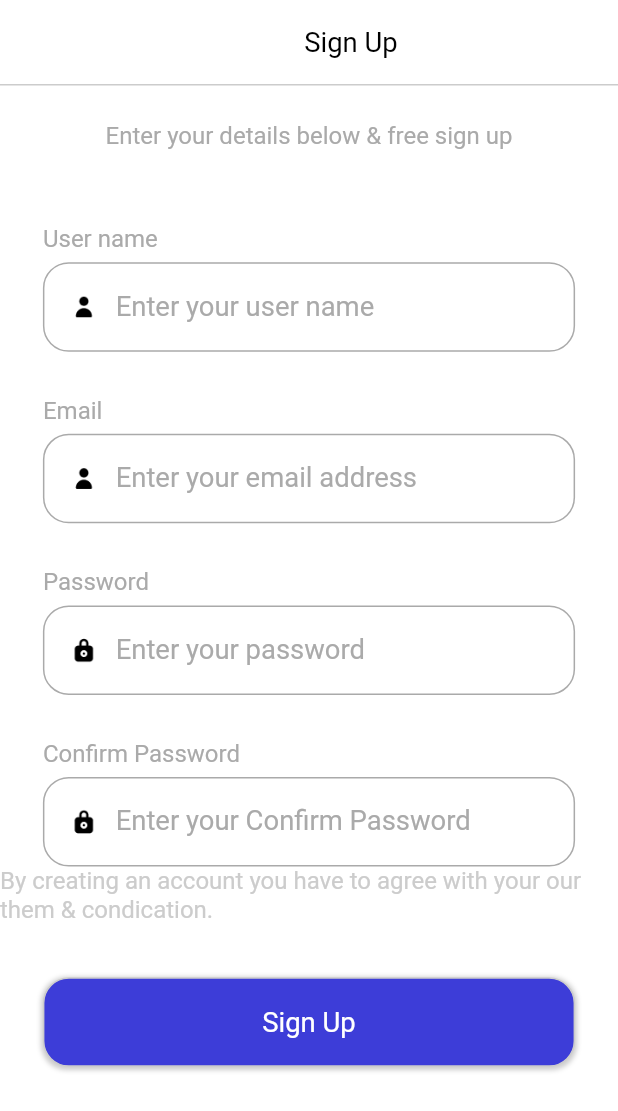
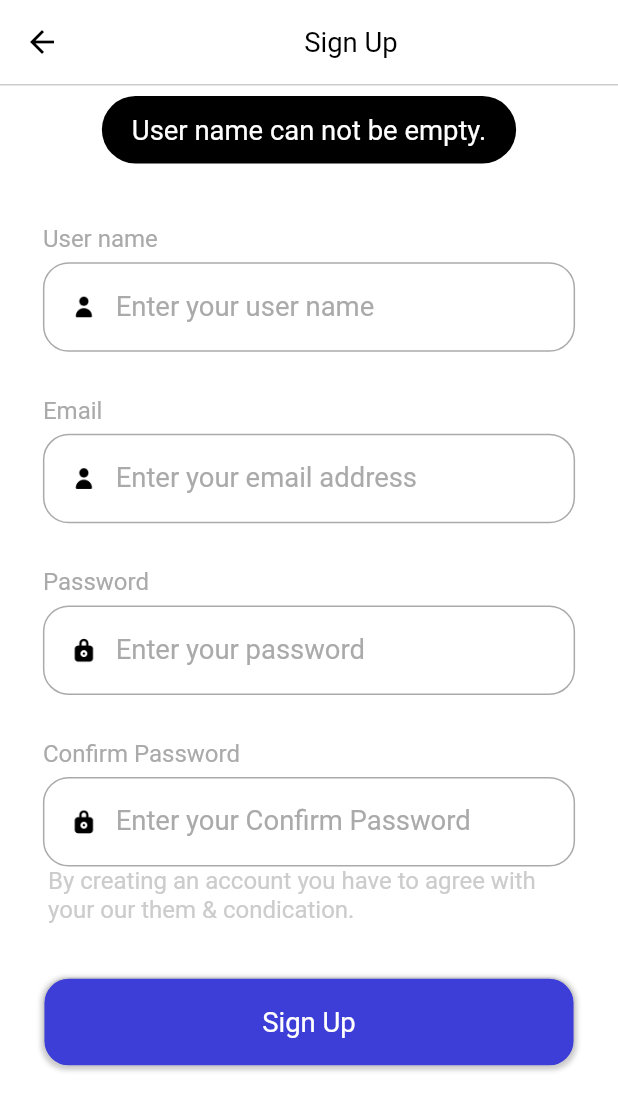
Before and after one commit to AhmedRamy2000/udemy, a Flutter app: the Registration screen opened by its route, after a tap on "Sign Up", on a phone screen of 412 x 824 dp. Shown: the top 1111 px of the screen. Run offline on Flutter 3.47's test engine with Material 2 defaults, Android fonts, the light colour scheme and no system bars; our stand-ins replace cloud_firestore, dots_indicator, firebase_auth, firebase_core, flutter_bloc, flutter_screenutil and 1 more; accounts and stored records are empty; Roboto replaces fonts that are missing (Avenir).

Commit message:
add registration bloc and controller

```diff
--- a/lib/bloc_providers.dart
+++ b/lib/bloc_providers.dart
@@ -1,6 +1,7 @@
 import 'package:flutter_bloc/flutter_bloc.dart';
 import 'package:udemy/bloc/app_bloc.dart';
 import 'package:udemy/features/onboarding/manager/bloc/welcome_bloc.dart';
+import 'package:udemy/features/registration/manager/bloc/registration_bloc.dart';
 import 'package:udemy/features/sign_in/manager/bloc/sign_in_bloc.dart';
 
 class AppBlocProviders {
@@ -16,5 +17,8 @@ class AppBlocProviders {
         BlocProvider(
           create: (context) => SignInBloc(),
         ),
+        BlocProvider(
+          create: (context) => RegistrationBloc(),
+        ),
       ];
 }
--- a/lib/features/registration/manager/bloc/registration_bloc.dart
+++ b/lib/features/registration/manager/bloc/registration_bloc.dart
@@ -1,13 +1,33 @@
-import 'package:bloc/bloc.dart';
-import 'package:meta/meta.dart';
+import 'package:flutter/material.dart';
+import 'package:flutter_bloc/flutter_bloc.dart';
 
 part 'registration_event.dart';
 part 'registration_state.dart';
 
 class RegistrationBloc extends Bloc<RegistrationEvent, RegistrationState> {
-  RegistrationBloc() : super(RegistrationInitial()) {
-    on<RegistrationEvent>((event, emit) {
-      // TODO: implement event handler
-    });
+  RegistrationBloc() : super(const RegistrationState()) {
+    on<UserNameEvent>(_userNameEvent);
+    on<EmailEvent>(_emailEvent);
+    on<PasswordEvent>(_passwordEvent);
+    on<RePasswordEvent>(_repasswordEvent);
+  }
+  void _userNameEvent(UserNameEvent event, Emitter<RegistrationState> emit) {
+    debugPrint(event.userName);
+    emit(state.copyWith(userName: event.userName));
+  }
+
+  void _emailEvent(EmailEvent event, Emitter<RegistrationState> emit) {
+    debugPrint(event.email);
+    emit(state.copyWith(email: event.email));
+  }
+
+  void _passwordEvent(PasswordEvent event, Emitter<RegistrationState> emit) {
+    debugPrint(event.password);
+    emit(state.copyWith(password: event.password));
+  }
+
+  void _repasswordEvent(RePasswordEvent event, Emitter<RegistrationState> emit) {
+    debugPrint(event.repassword);
+    emit(state.copyWith(userName: event.repassword));
   }
 }
--- a/lib/features/registration/manager/bloc/registration_event.dart
+++ b/lib/features/registration/manager/bloc/registration_event.dart
@@ -1,4 +1,25 @@
 part of 'registration_bloc.dart';
 
-@immutable
-sealed class RegistrationEvent {}
+abstract class RegistrationEvent {
+  const RegistrationEvent();
+}
+
+class UserNameEvent extends RegistrationEvent {
+  final String userName;
+  const UserNameEvent(this.userName);
+}
+
+class EmailEvent extends RegistrationEvent {
+  final String email;
+  const EmailEvent(this.email);
+}
+
+class PasswordEvent extends RegistrationEvent {
+  final String password;
+  const PasswordEvent(this.password);
+}
+
+class RePasswordEvent extends RegistrationEvent {
+  final String repassword;
+  const RePasswordEvent(this.repassword);
+}
--- a/lib/features/registration/manager/bloc/registration_state.dart
+++ b/lib/features/registration/manager/bloc/registration_state.dart
@@ -1,6 +1,21 @@
 part of 'registration_bloc.dart';
 
-@immutable
-sealed class RegistrationState {}
+class RegistrationState {
+  final String userName, email, password, rePassword;
+  const RegistrationState(
+      {this.userName = "",
+      this.email = "",
+      this.password = "",
+      this.rePassword = ""});
 
-final class RegistrationInitial extends RegistrationState {}
+  RegistrationState copyWith(
+      {String? userName, String? email, String? password, String? rePassword}) {
+    return RegistrationState(
+        userName: userName ?? this.userName,
+        email: email ?? this.email,
+        password: password ?? this.password,
+        rePassword: rePassword ?? this.rePassword);
+  }
+}
+
+//final class RegistrationInitial extends RegistrationState {}
--- /dev/null
+++ b/lib/features/registration/manager/registration_controller.dart
@@ -0,0 +1,54 @@
+import 'package:firebase_auth/firebase_auth.dart';
+import 'package:flutter/material.dart';
+import 'package:flutter_bloc/flutter_bloc.dart';
+import 'package:udemy/common/widgets/flutter_toast.dart';
+import 'package:udemy/features/registration/manager/bloc/registration_bloc.dart';
+
+class RegistrationController {
+  final BuildContext context;
+  const RegistrationController({required this.context});
+
+  void handleEmailRegistration() async {
+    final state = context.read<RegistrationBloc>().state;
+    String userName = state.userName;
+    String email = state.email;
+    String password = state.password;
+    String rePassword = state.rePassword;
+    if (userName.isEmpty) {
+      toastInfo(msg: "User name can not be empty.");
+      return;
+    }
+    if (email.isEmpty) {
+      toastInfo(msg: "Email can not be empty.");
+      return;
+    }
+    if (password.isEmpty) {
+      toastInfo(msg: "Password can not be empty.");
+      return;
+    }
+    if (rePassword.isEmpty) {
+      toastInfo(msg: "Your password confirmation is wrong.");
+      return;
+    }
+    try {
+      final credential = await FirebaseAuth.instance
+          .createUserWithEmailAndPassword(email: email, password: password);
+      if (credential.user != null) {
+        await credential.user?.sendEmailVerification();
+        await credential.user?.updateDisplayName(userName);
+        toastInfo(
+            msg:
+                "An email has been sent to your registration email. To activate it please check you email and click on the link");
+      Navigator.of(context).pop();
+      }
+    } on FirebaseAuthException catch (e) {
+      if (e.code == 'weak-password') {
+        toastInfo(msg: "The password provided is too weak.");
+      } else if (e.code == "email-already-in-use") {
+        toastInfo(msg: "The email is already in use.");
+      } else if (e.code == "weak-password") {
+        toastInfo(msg: "The password provided is too weak.");
+      }
+    }
+  }
+}
--- a/lib/features/registration/views/register.dart
+++ b/lib/features/registration/views/register.dart
@@ -2,7 +2,8 @@ import 'package:flutter/material.dart';
 import 'package:flutter_bloc/flutter_bloc.dart';
 import 'package:flutter_screenutil/flutter_screenutil.dart';
 import 'package:udemy/common/values/colors.dart';
-
+import 'package:udemy/features/registration/manager/bloc/registration_bloc.dart';
+import 'package:udemy/features/registration/manager/registration_controller.dart';
 import 'package:udemy/features/sign_in/views/widgets/custom_app_bar.dart';
 import 'package:udemy/features/sign_in/views/widgets/custom_bottom.dart';
 import 'package:udemy/features/sign_in/views/widgets/custom_text.dart';
@@ -18,6 +19,8 @@ class Registration extends StatefulWidget {
 class _RegistrationState extends State<Registration> {
   @override
   Widget build(BuildContext context) {
+    return BlocBuilder<RegistrationBloc, RegistrationState>(
+      builder: (context, state) {
         return Container(
           color: AppColors.primaryBackground,
           child: SafeArea(
@@ -27,46 +30,66 @@ class _RegistrationState extends State<Registration> {
             body: SingleChildScrollView(
               child: Column(
                 children: [
-              const CustomText(text: "Enter your details below & free sign up",topMargin: 20,),
+                  const CustomText(
+                    text: "Enter your details below & free sign up",
+                    topMargin: 20,
+                  ),
                   CustomTextField(
                     text: 'User name',
                     icon: 'user',
                     hint: 'Enter your user name',
                     topMargin: 30.h,
-                onChanged: (value) {},
+                    onChanged: (value) {
+                      context
+                          .read<RegistrationBloc>()
+                          .add(UserNameEvent(value));
+                    },
                   ),
                   CustomTextField(
                     text: 'Email',
                     icon: 'user',
                     hint: 'Enter your email address',
                     topMargin: 20.h,
-                onChanged: (value) {},
+                    onChanged: (value) {
+                      context.read<RegistrationBloc>().add(EmailEvent(value));
+                    },
                   ),
                   CustomTextField(
                     text: 'Password',
                     icon: 'lock',
                     hint: 'Enter your password',
                     topMargin: 20.h,
-                onChanged: (value) {},
+                    onChanged: (value) {
+                      context
+                          .read<RegistrationBloc>()
+                          .add(PasswordEvent(value));
+                    },
                   ),
                   CustomTextField(
                     text: 'Confirm Password',
                     icon: 'lock',
                     hint: 'Enter your Confirm Password',
                     topMargin: 20.h,
-                onChanged: (value) {},
+                    onChanged: (value) {
+                      context
+                          .read<RegistrationBloc>()
+                          .add(RePasswordEvent(value));
+                    },
                   ),
-              Text(
+                  Padding(
+                    padding: const EdgeInsets.symmetric(horizontal: 32.0),
+                    child: Text(
                       'By creating an account you have to agree with your our them & condication.',
                       style: TextStyle(
-
                           color: AppColors.primaryFourElementText,
                           fontSize: 14.sp,
                           fontWeight: FontWeight.normal),
                     ),
+                  ),
                   CustomBotton(
                     onTap: () {
-                  // SignInController(context: context).handleSignIn('Email');
+                      RegistrationController(context: context)
+                          .handleEmailRegistration();
                     },
                     bottonName: 'Sign Up',
                   )
@@ -75,5 +98,7 @@ class _RegistrationState extends State<Registration> {
             ),
           )),
         );
+      },
+    );
   }
 }
--- a/lib/features/sign_in/views/widgets/custom_text_field.dart
+++ b/lib/features/sign_in/views/widgets/custom_text_field.dart
@@ -41,7 +41,7 @@ class CustomTextField extends StatelessWidget {
                 onChanged: (value)=>onChanged!(value),
                   keyboardType: TextInputType.multiline,
                   autocorrect: false,
-                  obscureText: text =="Password" ? true:false,
+                  obscureText: text =="Password"||text == "Confirm Password" ? true:false,
                   decoration: InputDecoration(
                       hintText: hint,
                       hintStyle: TextStyle(color: AppColors.primaryThreeElementText),
--- a/lib/main.dart
+++ b/lib/main.dart
@@ -3,6 +3,7 @@ import 'package:flutter/material.dart';
 import 'package:flutter_bloc/flutter_bloc.dart';
 import 'package:flutter_screenutil/flutter_screenutil.dart';
 import 'package:udemy/bloc_providers.dart';
+import 'package:udemy/common/values/colors.dart';
 import 'package:udemy/features/onboarding/views/welcome.dart';
 import 'package:udemy/features/registration/views/register.dart';
 import 'package:udemy/features/sign_in/views/sign_in.dart';
@@ -29,7 +30,10 @@ class UdemyApp extends StatelessWidget {
                     debugShowCheckedModeBanner: false,
                     theme: ThemeData(
                         appBarTheme: const AppBarTheme(
-                            elevation: 0, backgroundColor: Colors.white)),
+                            iconTheme:
+                                IconThemeData(color: AppColors.primaryText),
+                            elevation: 0,
+                            backgroundColor: Colors.white)),
                     home: const Welcome(),
                     routes: {
                       "myHome": (constext) => const MyHome(),
```
Lines whose indentation alone changed are shown as unchanged.
